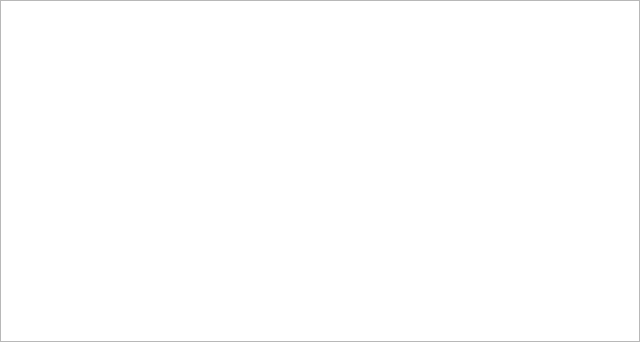
Before: the Qt Designer form src/window.ui in jrarmstro/c8emu, drawn with Qt 5.
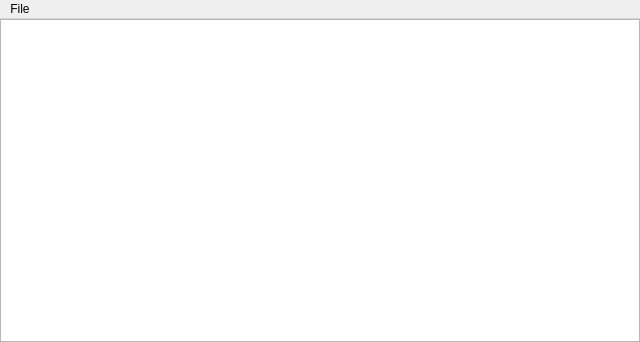
After: the same form once the commit is applied.

Commit message: Open ROM dialog

```diff
--- a/src/window.ui
+++ b/src/window.ui
@@ -54,6 +54,13 @@
      <height>22</height>
     </rect>
    </property>
+   <widget class="QMenu" name="menuFile">
+    <property name="title">
+     <string>File</string>
+    </property>
+    <addaction name="actionOpen_ROM"/>
+   </widget>
+   <addaction name="menuFile"/>
   </widget>
  </widget>
  <resources/>
```
Left out of the diff: 8 changed lines with no effect on the pictures. The commit also changes 3 other files.
